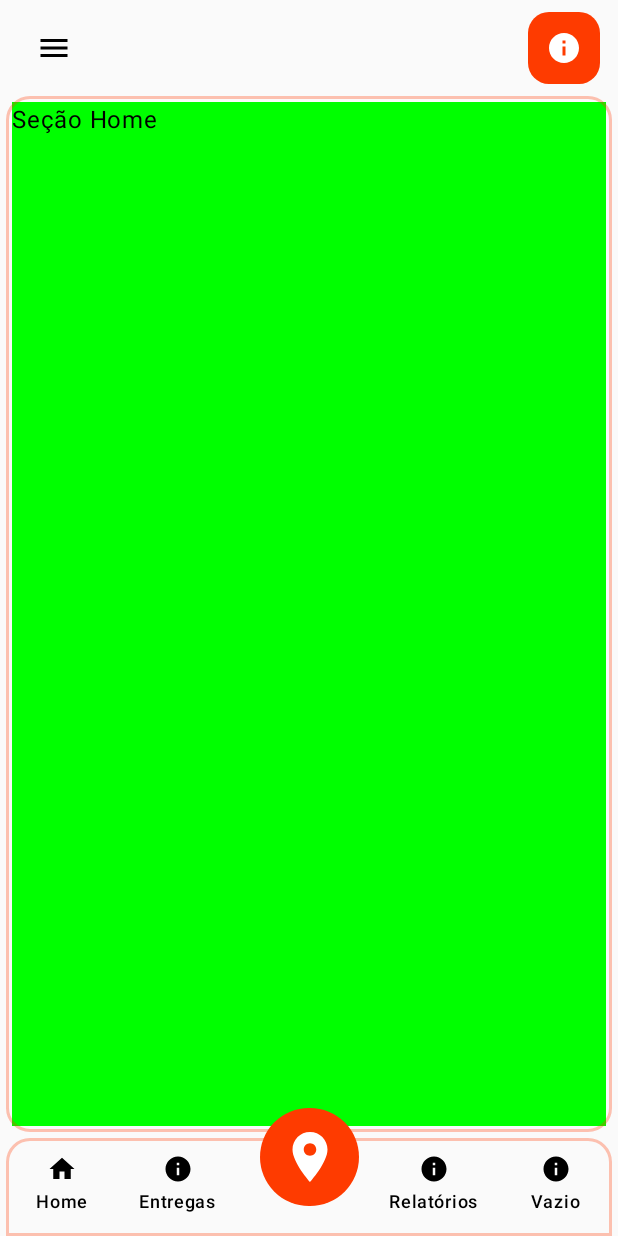
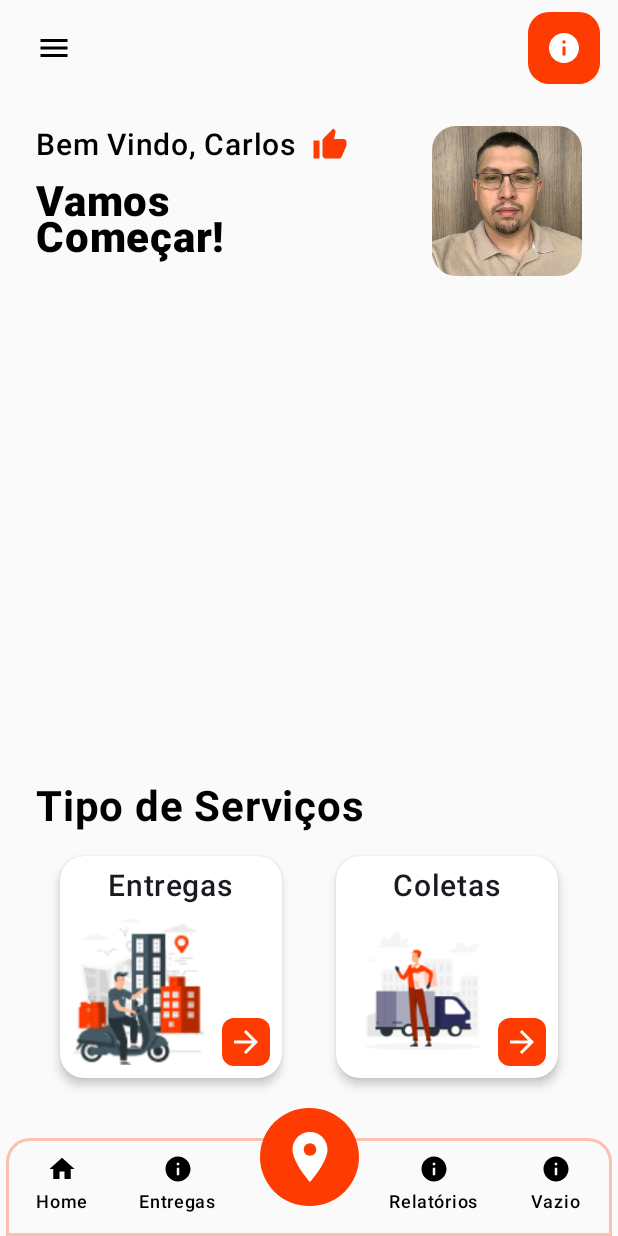
Before and after one commit to Agilliz/ClientService, an Android app built with Jetpack Compose: the screen it shows after launch (MainActivity), on a phone screen of 412 x 824 dp. Run offline under Robolectric (Android 15) with nearby library versions, the phone set to English and light mode, and no system bars.

Commit message:
Seção Home iniciada

```diff
--- /dev/null
+++ b/AgilMobile/app/src/main/java/com/app/agilmobile/ui/components/CardService.kt
@@ -0,0 +1,95 @@
+package com.app.agilmobile.ui.components
+
+import androidx.compose.foundation.Image
+import androidx.compose.foundation.background
+import androidx.compose.foundation.clickable
+import androidx.compose.foundation.layout.*
+import androidx.compose.foundation.shape.CircleShape
+import androidx.compose.foundation.shape.RoundedCornerShape
+import androidx.compose.material.icons.Icons
+import androidx.compose.material3.Card
+import androidx.compose.material3.CardDefaults
+import androidx.compose.material3.Icon
+import androidx.compose.material3.Text
+import androidx.compose.runtime.Composable
+import androidx.compose.runtime.getValue
+import androidx.compose.runtime.mutableStateOf
+import androidx.compose.runtime.remember
+import androidx.compose.runtime.setValue
+import androidx.compose.ui.Alignment
+import androidx.compose.ui.Modifier
+import androidx.compose.ui.draw.clip
+import androidx.compose.ui.graphics.Color
+import androidx.compose.ui.graphics.vector.ImageVector
+import androidx.compose.ui.res.painterResource
+import androidx.compose.ui.text.font.FontWeight
+import androidx.compose.ui.unit.dp
+import androidx.compose.ui.unit.sp
+import com.app.agilmobile.ui.theme.Orange
+
+@Composable
+fun CardService(
+    title: String,
+    imageResId: Int,
+    icon: ImageVector,
+    onCardClick: () -> Unit,
+    defaultElevation: Float,
+    pressedElevation: Float,
+) {
+    var isPressed by remember { mutableStateOf(false) }
+
+    val elevation = if (isPressed) pressedElevation.dp else defaultElevation.dp
+
+    Card(
+        elevation = CardDefaults.cardElevation(elevation),
+        shape = RoundedCornerShape(16.dp),
+        modifier = Modifier
+            .padding(8.dp)
+            .clickable(
+                onClick = {
+                    isPressed = true
+                    onCardClick()
+                    isPressed = false
+                },
+                onClickLabel = null,
+                role = null
+            )
+    ) {
+        Column(
+            horizontalAlignment = Alignment.CenterHorizontally,
+            modifier = Modifier
+                .clip(shape = RoundedCornerShape(16.dp))
+                .background(Color.White)
+                .padding(8.dp)
+                .height(IntrinsicSize.Min)
+        ) {
+            Text(
+                text = title,
+                fontWeight = FontWeight.SemiBold,
+                fontSize = 20.sp
+            )
+
+            Row(
+                verticalAlignment = Alignment.Bottom,
+                modifier = Modifier
+                    .padding(top = 8.dp)
+                    .height(IntrinsicSize.Min)
+            ) {
+                Image(
+                    painter = painterResource(id = imageResId),
+                    contentDescription = "Image",
+                    modifier = Modifier.size(100.dp)
+                )
+                Icon(
+                    imageVector = icon,
+                    contentDescription = "Icon",
+                    modifier = Modifier
+                        .clip(RoundedCornerShape(8.dp))
+                        .background(Orange)
+                        .padding(4.dp),
+                    tint = Color.White
+                )
+            }
+        }
+    }
+}
--- a/AgilMobile/app/src/main/java/com/app/agilmobile/ui/screens/MainScreen.kt
+++ b/AgilMobile/app/src/main/java/com/app/agilmobile/ui/screens/MainScreen.kt
@@ -34,7 +34,7 @@ fun MainScreen() {
             modifier = Modifier
                 .fillMaxWidth()
                 .weight(1f)
-                .border(2.dp, Orange30, RoundedCornerShape(16.dp))
+//                .border(2.dp, Orange30, RoundedCornerShape(16.dp))
                 .padding(4.dp)
         ) {
             when (currentSection) {
--- a/AgilMobile/app/src/main/java/com/app/agilmobile/ui/sections/deliveries/HomeSection.kt
+++ b/AgilMobile/app/src/main/java/com/app/agilmobile/ui/sections/deliveries/HomeSection.kt
@@ -1,33 +1,146 @@
 package com.app.agilmobile.ui.sections.deliveries
 
-import androidx.compose.foundation.background
-import androidx.compose.foundation.layout.Box
-import androidx.compose.foundation.layout.fillMaxHeight
-import androidx.compose.foundation.layout.fillMaxWidth
+import androidx.compose.foundation.Image
+import androidx.compose.foundation.layout.*
+import androidx.compose.foundation.shape.RoundedCornerShape
+import androidx.compose.material.icons.Icons
+import androidx.compose.material.icons.filled.ArrowForward
+import androidx.compose.material.icons.filled.ThumbUp
+import androidx.compose.material3.Icon
 import androidx.compose.material3.Text
-import androidx.compose.runtime.Composable
+import androidx.compose.runtime.*
 import androidx.compose.ui.Modifier
-import androidx.compose.ui.graphics.Color
+import androidx.compose.ui.draw.clip
+import androidx.compose.ui.res.painterResource
+import androidx.compose.ui.text.font.FontWeight
 import androidx.compose.ui.tooling.preview.Preview
-import androidx.navigation.NavController
-import androidx.navigation.compose.rememberNavController
+import androidx.compose.ui.unit.dp
+import androidx.compose.ui.unit.sp
 import com.app.agilmobile.ui.theme.AgilMobileTheme
+import com.app.agilmobile.R
+import com.app.agilmobile.ui.components.CardService
+import com.app.agilmobile.ui.theme.Orange
+
+enum class Section {
+    HOME, SCRIPTS, PACKAGES, NEXT_DELIVERY, COMPLETE_DELIVERY
+}
 
 @Composable
-fun HomeSection(){
+fun HomeSection() {
     Box(
         modifier = Modifier
             .fillMaxWidth()
             .fillMaxHeight()
-            .background(Color.Green)
     ) {
-        Text(text = "Seção Home")
+        Column(
+            verticalArrangement = Arrangement.SpaceBetween,
+            modifier = Modifier
+                .padding(16.dp)
+                .fillMaxHeight()
+        ) {
+            Row(
+                horizontalArrangement = Arrangement.SpaceBetween,
+                modifier = Modifier
+                    .fillMaxWidth()
+                    .height(IntrinsicSize.Min)
+            ) {
+                Column(
+                    verticalArrangement = Arrangement.SpaceEvenly,
+                    modifier = Modifier
+                        .weight(1f)
+                        .fillMaxHeight()
+                ) {
+                    Row {
+                        Text(
+                            text = "Bem Vindo, Carlos",
+                            fontWeight = FontWeight.SemiBold,
+                            fontSize = 20.sp,
+                            modifier = Modifier
+                                .padding(bottom = 8.dp)
+                        )
+
+                        Spacer(modifier = Modifier.width(10.dp))
+
+                        Icon(
+                            imageVector = Icons.Default.ThumbUp,
+                            contentDescription = "Icon Hello",
+                            tint = Orange
+                        )
+                    }
+
+                    Text(
+                        text = "Vamos \nComeçar!",
+                        fontWeight = FontWeight.ExtraBold,
+                        fontSize = 28.sp,
+                        modifier = Modifier
+                            .padding(bottom = 8.dp)
+                    )
+                }
+
+                Spacer(modifier = Modifier.width(12.dp))
+
+                Image(
+                    painterResource(id = R.drawable.selfie),
+                    contentDescription = "Selfie User",
+                    modifier = Modifier
+                        .size(100.dp) // Garantindo que a imagem seja quadrada
+                        .clip(RoundedCornerShape(16.dp))
+                )
+            }
+
+            Spacer(modifier = Modifier.height(10.dp))
+
+            Box(
+                modifier = Modifier
+                    .fillMaxWidth()
+                    .weight(1f)
+            ) {
+
+            }
+
+            Spacer(modifier = Modifier.height(10.dp))
+
+            Column(
+                modifier = Modifier
+                    .fillMaxWidth()
+            ) {
+                Text(
+                    text = "Tipo de Serviços",
+                    fontWeight = FontWeight.Bold,
+                    fontSize = 28.sp
+                )
+
+                Row(
+                    horizontalArrangement = Arrangement.SpaceBetween,
+                    modifier = Modifier
+                        .fillMaxWidth()
+                        .padding(8.dp)
+                ) {
+                    CardService(
+                        title = "Entregas",
+                        imageResId = R.drawable.entregas,
+                        icon = Icons.Default.ArrowForward,
+                        onCardClick = { Section.PACKAGES},
+                        defaultElevation = 4f,
+                        pressedElevation = 8f,
+                    )
+                    CardService(
+                        title = "Coletas",
+                        imageResId = R.drawable.coletas,
+                        icon = Icons.Default.ArrowForward,
+                        onCardClick = { Section.SCRIPTS},
+                        defaultElevation = 4f,
+                        pressedElevation = 8f,
+                    )
+                }
+            }
+        }
     }
 }
 
 @Preview(showBackground = true)
 @Composable
-fun HomeSectionPreview(){
+fun HomeSectionPreview() {
     AgilMobileTheme {
         HomeSection()
     }
```
Also changed, not shown: AgilMobile/app/src/main/res/drawable/coletas.png (added), AgilMobile/app/src/main/res/drawable/entregas.png (added), AgilMobile/app/src/main/res/drawable/selfie.jpeg (added).
